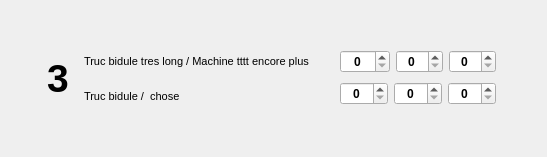
The window that ui/MatchWidget.ui (dsarrut/badminapp) describes before a commit, drawn with Qt 5.
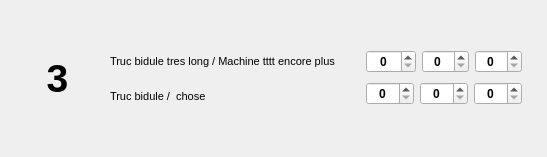
The same window after the commit. Icons and pictures are not drawn.

```diff
--- a/ui/MatchWidget.ui
+++ b/ui/MatchWidget.ui
@@ -47,6 +47,18 @@
        <layout class="QGridLayout" name="gridLayout_2">
         <item row="0" column="0">
          <widget class="QLabel" name="label_field">
+          <property name="minimumSize">
+           <size>
+            <width>75</width>
+            <height>0</height>
+           </size>
+          </property>
+          <property name="maximumSize">
+           <size>
+            <width>75</width>
+            <height>16777215</height>
+           </size>
+          </property>
           <property name="font">
            <font>
             <pointsize>29</pointsize>
@@ -60,6 +72,9 @@
           <property name="text">
            <string>3</string>
           </property>
+          <property name="alignment">
+           <set>Qt::AlignCenter</set>
+          </property>
          </widget>
         </item>
        </layout>
@@ -391,6 +406,12 @@
          <property name="enabled">
           <bool>true</bool>
          </property>
+         <property name="minimumSize">
+          <size>
+           <width>0</width>
+           <height>0</height>
+          </size>
+         </property>
          <property name="maximumSize">
           <size>
            <width>32</width>
@@ -413,6 +434,12 @@
          <property name="enabled">
           <bool>true</bool>
          </property>
+         <property name="minimumSize">
+          <size>
+           <width>0</width>
+           <height>0</height>
+          </size>
+         </property>
          <property name="maximumSize">
           <size>
            <width>32</width>
```
